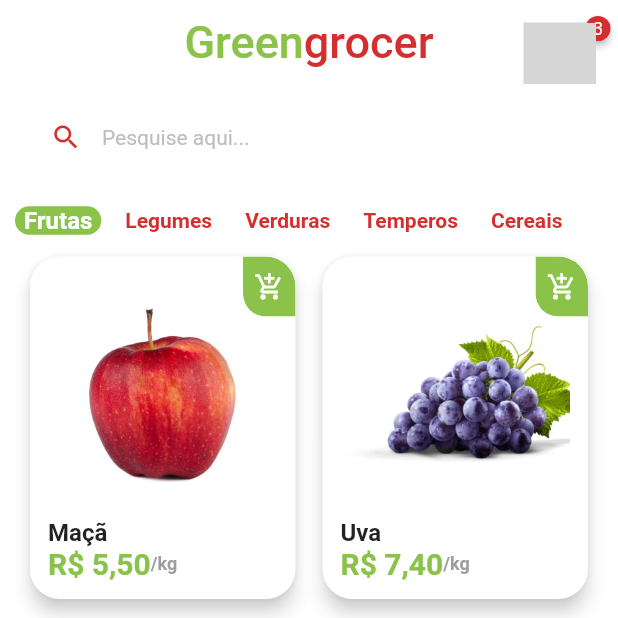
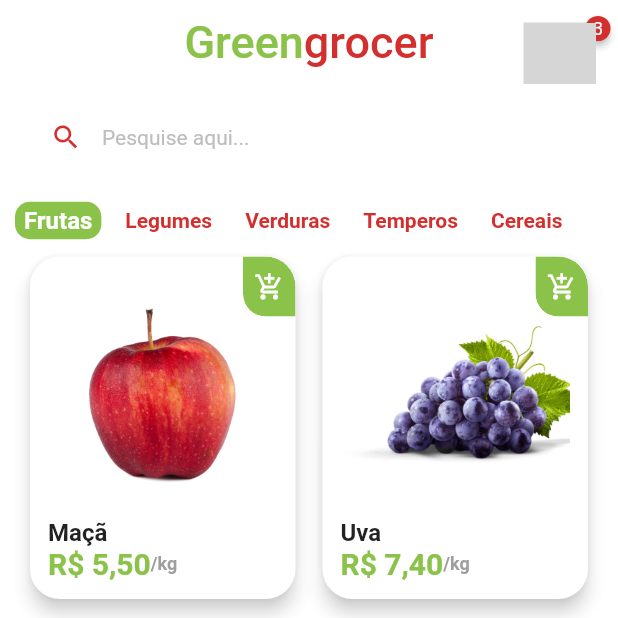
Before and after one commit to thomasbalmant/appQuitanda, a Flutter app: the HomeTab screen opened directly, on a phone screen of 412 x 824 dp, the top half of it. Run offline on Flutter 3.47's test engine with Material 2 defaults, Android fonts, the phone set to English and light mode, and no system bars; drawn by our look-alikes of badges; our stand-ins replace animated_text_kit, fluttertoast, mask_text_input_formatter, qr_flutter; missing offline and left inert: add_to_cart_animation; grey boxes are pictures that could not be loaded.

Commit message:
animation category

```diff
--- a/lib/src/pages/home/components/category_tile.dart
+++ b/lib/src/pages/home/components/category_tile.dart
@@ -15,12 +15,16 @@ class CategoryTile extends StatelessWidget {
 
   @override
   Widget build(BuildContext context) {
-    return GestureDetector(
-      onTap: onPressed,
-      child: Align(
-        alignment: Alignment.center,
+    return Align(
+      alignment: Alignment.center,
+      child: InkWell(
+        onTap: onPressed,
+        borderRadius: BorderRadius.circular(30),
         child: Container(
-          padding: const EdgeInsets.symmetric(horizontal: 6),
+          padding: const EdgeInsets.symmetric(
+            horizontal: 6,
+            vertical: 3,
+          ),
           decoration: BoxDecoration(
             borderRadius: BorderRadius.circular(10),
             color: isSelected
```
